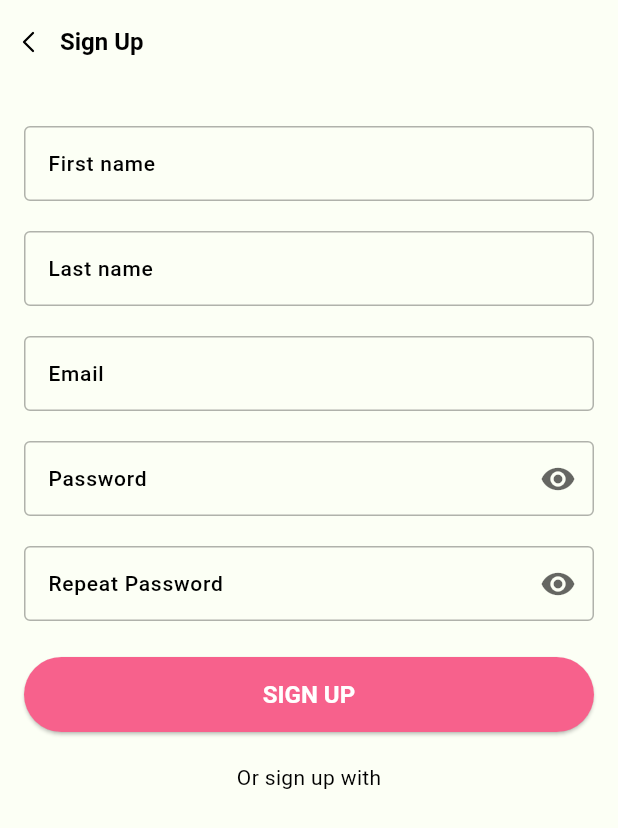
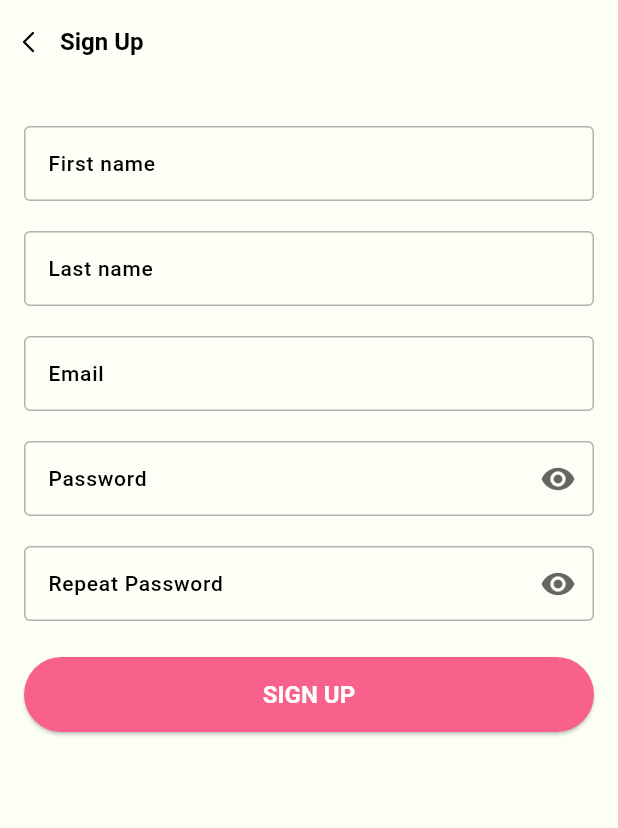
Before and after one commit to healv/heal_v, a Flutter app: the SignUpPage screen opened by its route, on a phone screen of 412 x 824 dp. Shown: the top 828 px of the screen. Run offline on Flutter 3.47's test engine with Material 3 defaults, Android fonts, the light colour scheme and no system bars; our stand-ins replace connectivity_plus, dio, easy_localization, equatable, flutter_bloc, flutter_svg and 7 more; missing offline and left inert: back_button_interceptor; accounts and stored records are empty; generated files the repository leaves out were written again; project files that could hold a hidden picture were left out.

```diff
--- a/lib/app/auth/sign_up/sign_up_page.dart
+++ b/lib/app/auth/sign_up/sign_up_page.dart
@@ -70,8 +70,6 @@ class _SignUpPageState extends BlocDependentSideEffectState<SignUpPage, SignUpPa
             _textFieldRepeatPassword(),
             const SizedBox(height: 24.0),
             _signUpButton(context),
-            const SizedBox(height: 20),
-            Text(tr('or_sign_up_with')),
           ],
         ),
       ),
```
